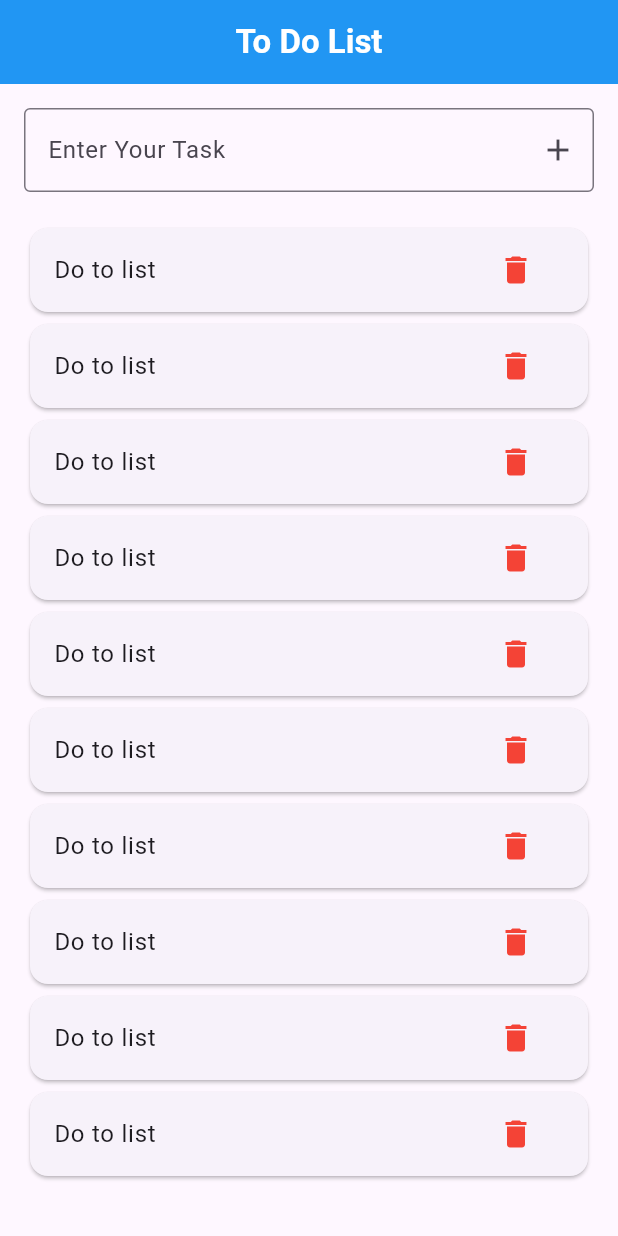
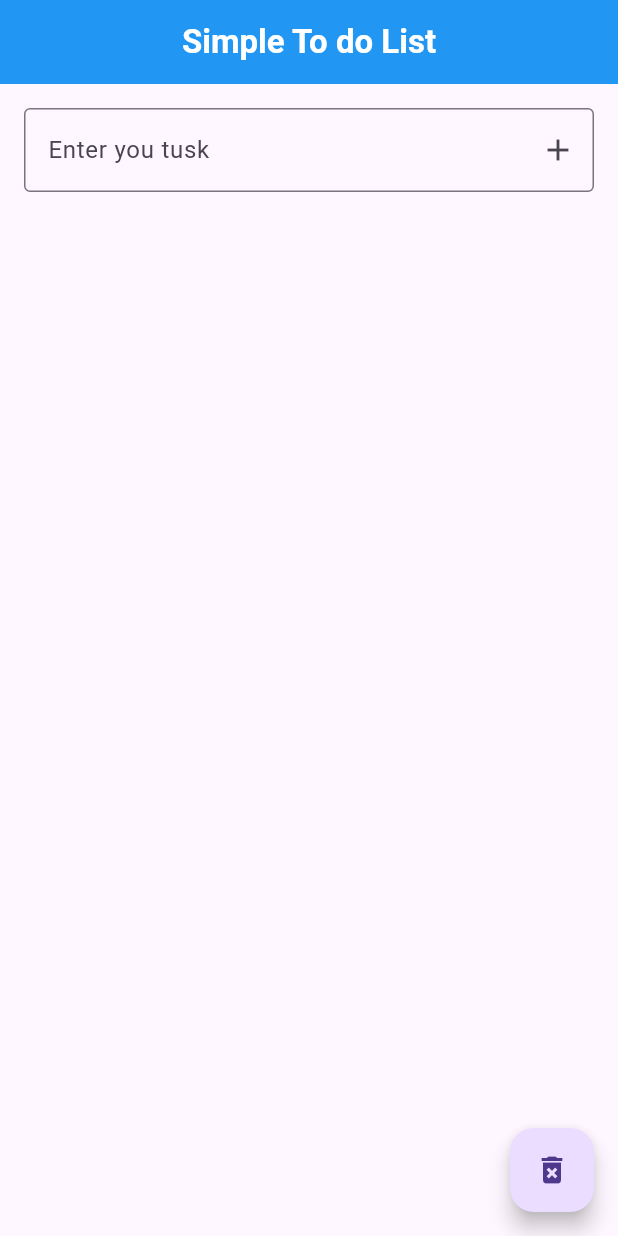
Before and after one commit to tajislam001/to_do_list, a Flutter app: the screen it shows after launch, on a phone screen of 412 x 824 dp. Run offline on Flutter 3.47's test engine with Material 3 defaults, Android fonts, the phone set to English and light mode, and no system bars.

Commit message:
some update

```diff
--- a/lib/Home.dart
+++ b/lib/Home.dart
@@ -1,52 +1,90 @@
+// This is ok
 import 'package:flutter/material.dart';
 
 class Home extends StatefulWidget{
   const Home({super.key});
   @override
-  State<Home> createState()=> _HomeState();
+  State<Home> createState() => _HomeState();
 }
 
-class _HomeState extends State<Home>{
+class _HomeState extends State<Home> {
+  List<String> _task = [];
+  TextEditingController _taskController = TextEditingController();
+
+  _addTask(){
+    String name = _taskController.text;
+    print("add data function -2: $name");
+    if(_taskController.text.isNotEmpty){
+      setState(() {
+        _task.add(_taskController.text);
+        _taskController.clear();
+      });
+    }
+  }
+
+  _removeTask(int index){
+    setState(() {
+      _task.removeAt(index);
+    });
+  }
+
+  _removeAll(){
+    setState(() {
+      _task.clear();
+    });
+  }
+
   @override
-  Widget build(BuildContext context){
+  Widget build(BuildContext context) {
     return Scaffold(
       appBar: AppBar(
         backgroundColor: Colors.blue,
         centerTitle: true,
-        title: Text("To Do List",style: TextStyle(color: Colors.white,fontWeight: FontWeight.bold),),
+        title: Text("Simple To do List",style: TextStyle(color: Colors.white,fontWeight: FontWeight.bold),),
       ),
 
-      body: Padding(padding: const EdgeInsets.all(16.0),
-      child: Column(
+      body: Padding(
+        padding: const EdgeInsets.all(16.0),
+        child: Column(
           children: [
-            TextField(decoration: InputDecoration(
-          hintText: "Enter Your Task",
-        border: OutlineInputBorder(),
-              suffixIcon: IconButton(onPressed: (){}, icon: Icon(Icons.add)),
-      ),
+            TextField(
+              controller: _taskController,
+              decoration: InputDecoration(
+                hintText: "Enter you tusk",
+                border: OutlineInputBorder(),
+                suffixIcon:  IconButton(onPressed: _addTask, icon: Icon(Icons.add)),
+              ),
             ),
+
             SizedBox(height: 20,),
             Expanded(
-                child: ListView.builder(
-                  itemCount: 10,
-                  itemBuilder: (context,index){
+              child: ListView.builder(
+                  itemCount: _task.length,
+                  itemBuilder: (context, index){
+
                     return Card(
                       child: ListTile(
-                        title: Text("Do to list"),
-                        trailing: IconButton(onPressed: (){}, icon: Icon(Icons.delete,color: Colors.red,)),
+                        title: Text(_task[index]),
+                        trailing: IconButton(onPressed:()=> _removeTask(index), icon: Icon(Icons.delete),color: Colors.red,),
                       ),
                     );
 
                   }
 
+              ),
+            ),
 
-                ),
-            ),
-        ],
+          ],
+
+        ),
       ),
 
+      floatingActionButton: FloatingActionButton(
+        onPressed: _removeAll,
+        child: Icon(Icons.delete_forever),
       ),
 
     );
   }
+
 }
--- a/lib/MyApp.dart
+++ b/lib/MyApp.dart
@@ -1,4 +1,5 @@
 import 'package:flutter/material.dart';
+
 import 'Home.dart';
 
 class MyApp extends StatelessWidget{
@@ -7,7 +8,9 @@ class MyApp extends StatelessWidget{
   @override
   Widget build(BuildContext context){
     return MaterialApp(
+
       home: Home(),
+
     );
   }
 }
--- a/lib/main.dart
+++ b/lib/main.dart
@@ -1,5 +1,6 @@
 import 'package:flutter/material.dart';
+
 import 'MyApp.dart';
 void main() {
-  runApp(const MyApp());
+  runApp(MyApp());
 }
```
